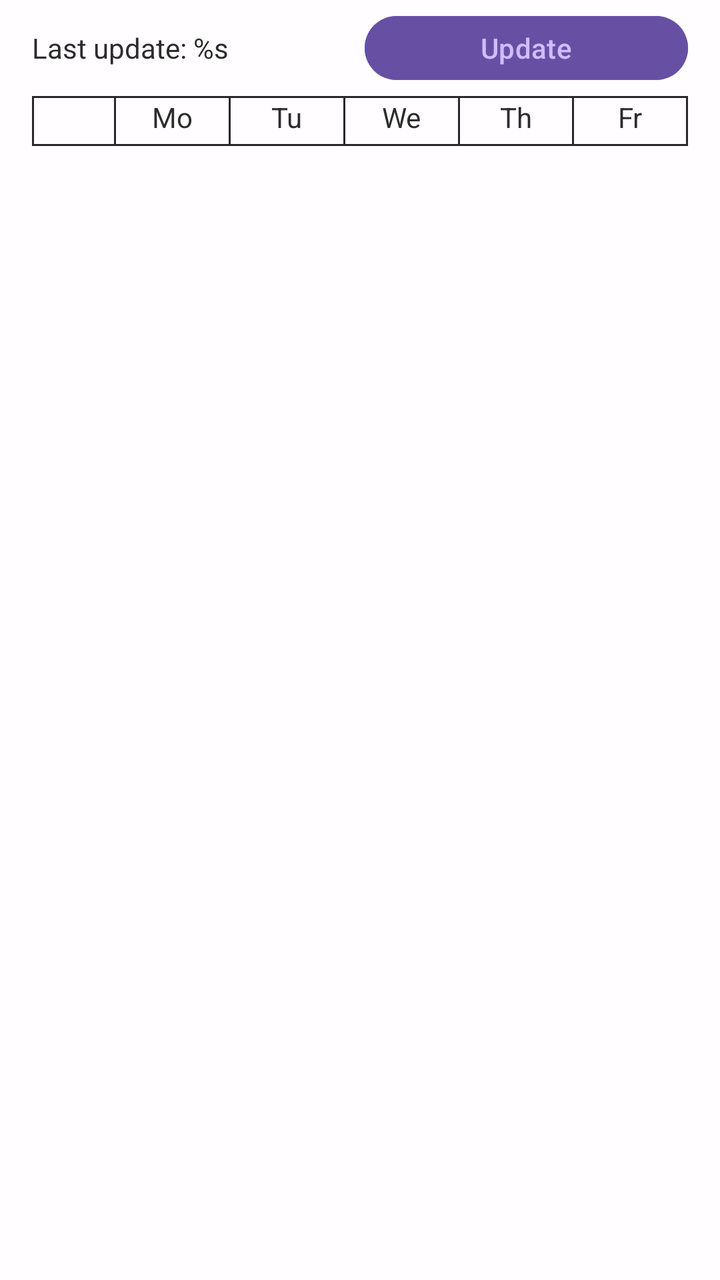
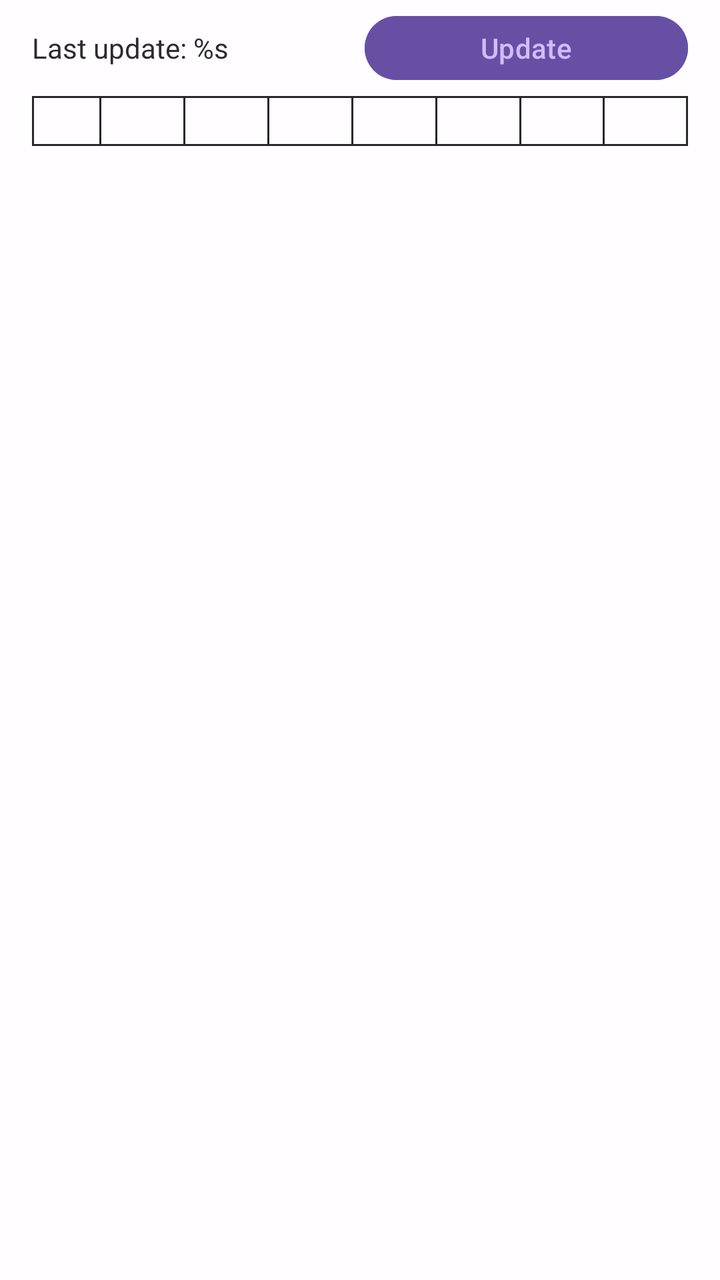

Screens rendered from an Android XML layout before and after an edit, with the pre-edit source and the edit as a unified diff.
<!-- AndroidManifest.xml: application theme Theme.SMTweaks -->
<!-- res/layout/calendar_table_widget.xml -->
<?xml version="1.0" encoding="utf-8"?>
<FrameLayout xmlns:android="http://schemas.android.com/apk/res/android"
    xmlns:app="http://schemas.android.com/apk/res-auto"
    android:layout_width="match_parent"
    android:layout_height="match_parent"
    android:background="@color/widget_background"
    android:orientation="vertical"
    android:paddingHorizontal="16dp"
    android:paddingBottom="16dp">

    <LinearLayout
        android:layout_width="match_parent"
        android:layout_height="wrap_content"
        android:orientation="vertical">

        <LinearLayout
            android:layout_width="match_parent"
            android:layout_height="match_parent"
            android:orientation="horizontal">

            <TextView
                android:id="@+id/calendar_widget_last_update"
                android:layout_width="wrap_content"
                android:layout_height="wrap_content"
                android:layout_weight="1"
                android:text="@string/calendar_table_widget_last_update"
                android:textColor="@color/widget_default_text" />

            <Button
                android:id="@+id/calendar_widget_update"
                android:layout_width="wrap_content"
                android:layout_height="wrap_content"
                android:layout_weight="1"
                android:backgroundTint="@color/widget_primary"
                android:insetTop="8dp"
                android:insetBottom="8dp"
                android:text="@string/calendar_table_widget_update"
                android:textColor="@color/widget_primary_inverse"
                android:textSize="14sp"
                app:cornerRadius="100dp"
                app:iconGravity="textStart" />
        </LinearLayout>

        <include
            layout="@layout/calendar_widget_five_items_header"
            android:layout_width="match_parent"
            android:layout_height="wrap_content" />

        <ListView
            android:id="@+id/calendar_widget_list"
            style="@style/Widget.AppCompat.Light.ListView.DropDown"
            android:layout_width="match_parent"
            android:layout_height="match_parent">

        </ListView>

    </LinearLayout>

</FrameLayout>
<!-- res/layout/calendar_widget_five_items_header.xml (included above) -->
<?xml version="1.0" encoding="utf-8"?>
<LinearLayout xmlns:android="http://schemas.android.com/apk/res/android"
    android:layout_width="match_parent"
    android:layout_height="wrap_content"
    android:orientation="vertical">

    <ImageView
        android:id="@+id/imageView18"
        android:layout_width="match_parent"
        android:layout_height="1dp"
        android:background="@color/widget_table_border" />

    <LinearLayout
        android:layout_width="match_parent"
        android:layout_height="match_parent"
        android:orientation="horizontal">

        <ImageView
            android:id="@+id/imageView8"
            android:layout_width="1dp"
            android:layout_height="match_parent"
            android:background="@color/widget_table_border" />

        <TextView
            android:id="@+id/cell0"
            android:layout_width="wrap_content"
            android:layout_height="match_parent"
            android:gravity="center_vertical"
            android:paddingHorizontal="16dp"
            android:text="0"
            android:textColor="@color/widget_default_text"
            android:visibility="invisible" />

        <ImageView
            android:id="@+id/imageView11"
            android:layout_width="1dp"
            android:layout_height="match_parent"
            android:background="@color/widget_table_border" />

        <LinearLayout
            android:layout_width="match_parent"
            android:layout_height="match_parent"
            android:layout_weight="1"
            android:orientation="horizontal">

            <TextView
                android:id="@+id/header1"
                android:layout_width="match_parent"
                android:layout_height="match_parent"
                android:layout_weight="1"
                android:gravity="center_horizontal|center_vertical"
                android:paddingBottom="4dp"
                android:text="@string/day_monday"
                android:textColor="@color/widget_default_text"
                android:textSize="14sp" />

            <ImageView
                android:id="@+id/imageView13"
                android:layout_width="1dp"
                android:layout_height="match_parent"
                android:background="@color/widget_table_border" />

            <TextView
                android:id="@+id/header2"
                android:layout_width="match_parent"
                android:layout_height="match_parent"
                android:layout_weight="1"
                android:gravity="center_horizontal|center_vertical"
                android:paddingBottom="4dp"
                android:text="@string/day_tuesday"
                android:textColor="@color/widget_default_text" />

            <ImageView
                android:id="@+id/imageView14"
                android:layout_width="1dp"
                android:layout_height="match_parent"
                android:background="@color/widget_table_border" />

            <TextView
                android:id="@+id/header3"
                android:layout_width="match_parent"
                android:layout_height="match_parent"
                android:layout_weight="1"
                android:gravity="center_horizontal|center_vertical"
                android:paddingBottom="4dp"
                android:text="@string/day_wednesday"
                android:textColor="@color/widget_default_text" />

            <ImageView
                android:id="@+id/imageView15"
                android:layout_width="1dp"
                android:layout_height="match_parent"
                android:background="@color/widget_table_border" />

            <TextView
                android:id="@+id/header4"
                android:layout_width="match_parent"
                android:layout_height="match_parent"
                android:layout_weight="1"
                android:gravity="center_horizontal|center_vertical"
                android:paddingBottom="4dp"
                android:text="@string/day_thursday"
                android:textColor="@color/widget_default_text" />

            <ImageView
                android:id="@+id/imageView16"
                android:layout_width="1dp"
                android:layout_height="match_parent"
                android:background="@color/widget_table_border" />

            <TextView
                android:id="@+id/header5"
                android:layout_width="match_parent"
                android:layout_height="match_parent"
                android:layout_weight="1"
                android:gravity="center_horizontal|center_vertical"
                android:paddingBottom="4dp"
                android:text="@string/day_friday"
                android:textColor="@color/widget_default_text" />

            <ImageView
                android:id="@+id/imageView17"
                android:layout_width="1dp"
                android:layout_height="match_parent"
                android:background="@color/widget_table_border" />
        </LinearLayout>

    </LinearLayout>

    <ImageView
        android:id="@+id/imageView6"
        android:layout_width="match_parent"
        android:layout_height="1dp"
        android:background="@color/widget_table_border" />

</LinearLayout>
<!-- resources referenced by this layout -->
<resources>
  <color name="widget_background">#D0FFFFFF</color>
  <color name="widget_default_text">#2C2C2C</color>
  <color name="widget_primary">#6750A4</color>
  <color name="widget_primary_inverse">#D0BCFF</color>
  <color name="widget_table_border">#282828</color>
  <string name="calendar_table_widget_last_update">Last update: %s</string>
  <string name="calendar_table_widget_update">Update</string>
  <string name="day_friday">Fr</string>
  <string name="day_monday">Mo</string>
  <string name="day_thursday">Th</string>
  <string name="day_tuesday">Tu</string>
  <string name="day_wednesday">We</string>
  <style name="Theme.SMTweaks" parent="Theme.Material3.DayNight.NoActionBar">
          <item name="android:statusBarColor">?attr/colorPrimaryVariant</item>
      </style>
</resources>

<!-- the commit's change to res/layout/calendar_table_widget.xml (unified diff, before → after) -->
@@ -42,26 +42,30 @@
         </LinearLayout>
 
         <include
-            layout="@layout/calendar_widget_five_items_header"
+            layout="@layout/calendar_widget_header"
             android:layout_width="match_parent"
             android:layout_height="wrap_content" />
 
         <ListView
             android:id="@+id/calendar_widget_list"
-            style="@style/Widget.AppCompat.Light.ListView.DropDown"
-            android:layout_width="match_parent"
-            android:layout_height="match_parent">
+            android:layout_width="match_parent"
+            android:layout_height="match_parent"
+            android:listSelector="@android:color/transparent"
+            android:drawSelectorOnTop="false"
+            android:divider="@null">
 
         </ListView>
 
     </LinearLayout>
 
 </FrameLayout>
-<!-- res/layout/calendar_widget_five_items_header.xml (included above) -->
+<!-- res/layout/calendar_widget_header.xml (included above) -->
 <?xml version="1.0" encoding="utf-8"?>
 <LinearLayout xmlns:android="http://schemas.android.com/apk/res/android"
+    xmlns:tools="http://schemas.android.com/tools"
     android:layout_width="match_parent"
     android:layout_height="wrap_content"
+    tools:ignore="ContentDescription"
     android:orientation="vertical">
 
     <ImageView
@@ -86,23 +90,23 @@
             android:layout_width="wrap_content"
             android:layout_height="match_parent"
             android:gravity="center_vertical"
-            android:paddingHorizontal="16dp"
-            android:text="0"
+            android:minEms="2"
+            android:paddingHorizontal="8dp"
             android:textColor="@color/widget_default_text"
             android:visibility="invisible" />
 
-        <ImageView
-            android:id="@+id/imageView11"
-            android:layout_width="1dp"
-            android:layout_height="match_parent"
-            android:background="@color/widget_table_border" />
-
         <LinearLayout
             android:layout_width="match_parent"
             android:layout_height="match_parent"
             android:layout_weight="1"
             android:orientation="horizontal">
 
+            <ImageView
+                android:id="@+id/imh1"
+                android:layout_width="1dp"
+                android:layout_height="match_parent"
+                android:background="@color/widget_table_border" />
+
             <TextView
                 android:id="@+id/header1"
                 android:layout_width="match_parent"
@@ -110,12 +114,11 @@
                 android:layout_weight="1"
                 android:gravity="center_horizontal|center_vertical"
                 android:paddingBottom="4dp"
-                android:text="@string/day_monday"
                 android:textColor="@color/widget_default_text"
                 android:textSize="14sp" />
 
             <ImageView
-                android:id="@+id/imageView13"
+                android:id="@+id/imh2"
                 android:layout_width="1dp"
                 android:layout_height="match_parent"
                 android:background="@color/widget_table_border" />
@@ -127,11 +130,10 @@
                 android:layout_weight="1"
                 android:gravity="center_horizontal|center_vertical"
                 android:paddingBottom="4dp"
-                android:text="@string/day_tuesday"
-                android:textColor="@color/widget_default_text" />
-
-            <ImageView
-                android:id="@+id/imageView14"
+                android:textColor="@color/widget_default_text" />
+
+            <ImageView
+                android:id="@+id/imh3"
                 android:layout_width="1dp"
                 android:layout_height="match_parent"
                 android:background="@color/widget_table_border" />
@@ -143,11 +145,10 @@
                 android:layout_weight="1"
                 android:gravity="center_horizontal|center_vertical"
                 android:paddingBottom="4dp"
-                android:text="@string/day_wednesday"
-                android:textColor="@color/widget_default_text" />
-
-            <ImageView
-                android:id="@+id/imageView15"
+                android:textColor="@color/widget_default_text" />
+
+            <ImageView
+                android:id="@+id/imh4"
                 android:layout_width="1dp"
                 android:layout_height="match_parent"
                 android:background="@color/widget_table_border" />
@@ -159,11 +160,10 @@
                 android:layout_weight="1"
                 android:gravity="center_horizontal|center_vertical"
                 android:paddingBottom="4dp"
-                android:text="@string/day_thursday"
-                android:textColor="@color/widget_default_text" />
-
-            <ImageView
-                android:id="@+id/imageView16"
+                android:textColor="@color/widget_default_text" />
+
+            <ImageView
+                android:id="@+id/imh5"
                 android:layout_width="1dp"
                 android:layout_height="match_parent"
                 android:background="@color/widget_table_border" />
@@ -175,7 +175,36 @@
                 android:layout_weight="1"
                 android:gravity="center_horizontal|center_vertical"
                 android:paddingBottom="4dp"
-                android:text="@string/day_friday"
+                android:textColor="@color/widget_default_text" />
+
+            <ImageView
+                android:id="@+id/imh6"
+                android:layout_width="1dp"
+                android:layout_height="match_parent"
+                android:background="@color/widget_table_border" />
+
+            <TextView
+                android:id="@+id/header6"
+                android:layout_width="match_parent"
+                android:layout_height="match_parent"
+                android:layout_weight="1"
+                android:gravity="center_horizontal|center_vertical"
+                android:paddingBottom="4dp"
+                android:textColor="@color/widget_default_text" />
+
+            <ImageView
+                android:id="@+id/imh7"
+                android:layout_width="1dp"
+                android:layout_height="match_parent"
+                android:background="@color/widget_table_border" />
+
+            <TextView
+                android:id="@+id/header7"
+                android:layout_width="match_parent"
+                android:layout_height="match_parent"
+                android:layout_weight="1"
+                android:gravity="center_horizontal|center_vertical"
+                android:paddingBottom="4dp"
                 android:textColor="@color/widget_default_text" />
 
             <ImageView
<!-- resource entries referenced after the edit -->
@@ -7,11 +7,6 @@
   <color name="widget_table_border">#282828</color>
   <string name="calendar_table_widget_last_update">Last update: %s</string>
   <string name="calendar_table_widget_update">Update</string>
-  <string name="day_friday">Fr</string>
-  <string name="day_monday">Mo</string>
-  <string name="day_thursday">Th</string>
-  <string name="day_tuesday">Tu</string>
-  <string name="day_wednesday">We</string>
   <style name="Theme.SMTweaks" parent="Theme.Material3.DayNight.NoActionBar">
           <item name="android:statusBarColor">?attr/colorPrimaryVariant</item>
       </style>
